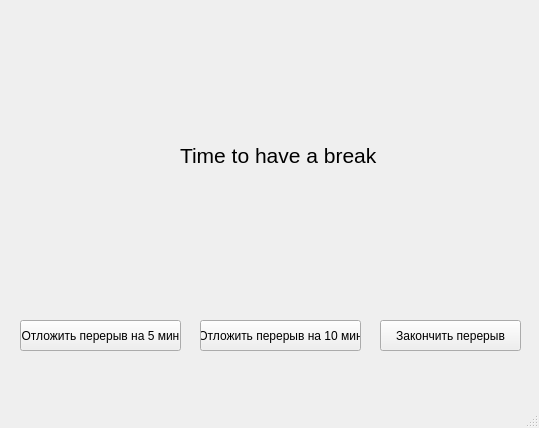
Old version of the form src/resty/adapters/qt/ui/rest_window/rest_window.ui in the repository bolanebyla/resty.
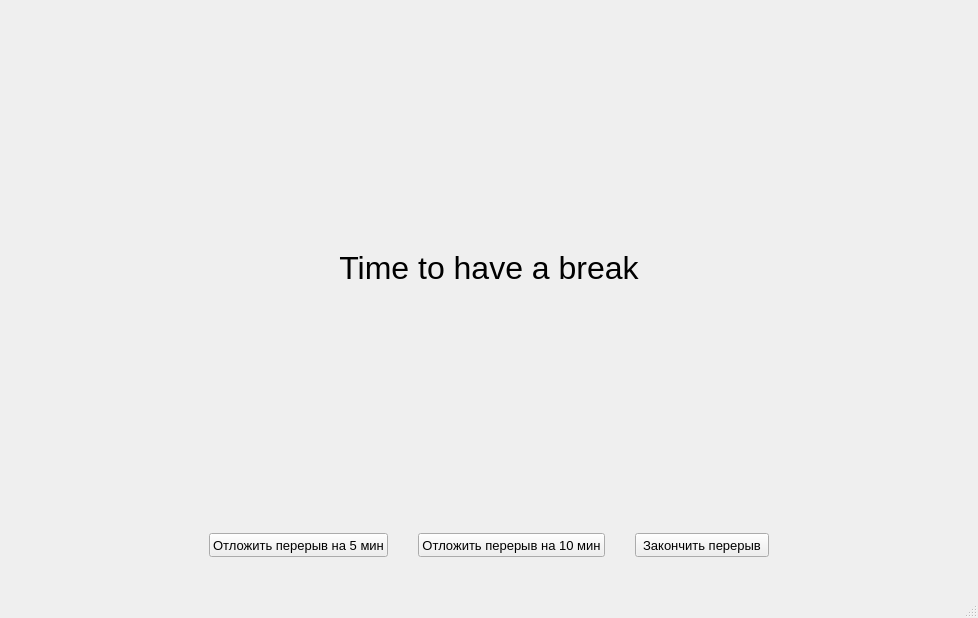
New version of the form.

Commit message: Добавить выравнивание к кнопкам

What changed in the file:
```diff
--- a/src/resty/adapters/qt/ui/rest_window/rest_window.ui
+++ b/src/resty/adapters/qt/ui/rest_window/rest_window.ui
@@ -7,74 +7,126 @@
    <rect>
     <x>0</x>
     <y>0</y>
-    <width>539</width>
-    <height>428</height>
+    <width>978</width>
+    <height>618</height>
    </rect>
   </property>
+  <property name="maximumSize">
+   <size>
+    <width>16777215</width>
+    <height>16777215</height>
+   </size>
+  </property>
+  <property name="font">
+   <font>
+    <weight>50</weight>
+    <bold>false</bold>
+    <strikeout>false</strikeout>
+   </font>
+  </property>
   <property name="windowTitle">
    <string>Resty</string>
   </property>
   <widget class="QWidget" name="centralwidget">
+   <layout class="QVBoxLayout" name="verticalLayout_2">
+    <item>
    <widget class="QLabel" name="lbl_rest_message_text">
-    <property name="geometry">
-     <rect>
-      <x>180</x>
-      <y>120</y>
-      <width>201</width>
-      <height>71</height>
-     </rect>
-    </property>
     <property name="font">
      <font>
-      <pointsize>16</pointsize>
-     </font>
-    </property>
+        <pointsize>24</pointsize>
+       </font>
+      </property>
+      <property name="contextMenuPolicy">
+       <enum>Qt::PreventContextMenu</enum>
+      </property>
     <property name="frameShadow">
      <enum>QFrame::Plain</enum>
     </property>
     <property name="text">
      <string>Time to have a break</string>
     </property>
-   </widget>
+      <property name="alignment">
+       <set>Qt::AlignCenter</set>
+      </property>
+     </widget>
+    </item>
+    <item>
+     <layout class="QHBoxLayout" name="horizontalLayout_5">
+      <property name="spacing">
+       <number>30</number>
+      </property>
+      <property name="leftMargin">
+       <number>200</number>
+      </property>
+      <property name="rightMargin">
+       <number>200</number>
+      </property>
+      <property name="bottomMargin">
+       <number>30</number>
+      </property>
+      <item>
    <widget class="QPushButton" name="btn_move_rest_by_5_min">
-    <property name="geometry">
-     <rect>
-      <x>20</x>
-      <y>320</y>
-      <width>161</width>
-      <height>31</height>
-     </rect>
+        <property name="minimumSize">
+         <size>
+          <width>0</width>
+          <height>24</height>
+         </size>
+        </property>
+        <property name="font">
+         <font>
+          <pointsize>10</pointsize>
+         </font>
     </property>
     <property name="text">
      <string>Отложить перерыв на 5 мин</string>
     </property>
    </widget>
+      </item>
+      <item>
    <widget class="QPushButton" name="btn_move_rest_by_10_min">
-    <property name="geometry">
-     <rect>
-      <x>200</x>
-      <y>320</y>
-      <width>161</width>
-      <height>31</height>
-     </rect>
+        <property name="minimumSize">
+         <size>
+          <width>0</width>
+          <height>24</height>
+         </size>
+        </property>
+        <property name="maximumSize">
+         <size>
+          <width>16777215</width>
+          <height>16777215</height>
+         </size>
+        </property>
+        <property name="font">
+         <font>
+          <pointsize>10</pointsize>
+         </font>
     </property>
     <property name="text">
      <string>Отложить перерыв на 10 мин</string>
     </property>
    </widget>
+      </item>
+      <item>
    <widget class="QPushButton" name="btn_finish_rest">
-    <property name="geometry">
-     <rect>
-      <x>380</x>
-      <y>320</y>
-      <width>141</width>
-      <height>31</height>
-     </rect>
+        <property name="minimumSize">
+         <size>
+          <width>0</width>
+          <height>24</height>
+         </size>
+        </property>
+        <property name="font">
+         <font>
+          <pointsize>10</pointsize>
+         </font>
     </property>
     <property name="text">
      <string>Закончить перерыв</string>
     </property>
    </widget>
+      </item>
+     </layout>
+    </item>
+   </layout>
   </widget>
   <widget class="QStatusBar" name="statusbar"/>
  </widget>
```
Lines whose indentation alone changed are shown as unchanged. The commit also changes 2 other files.
